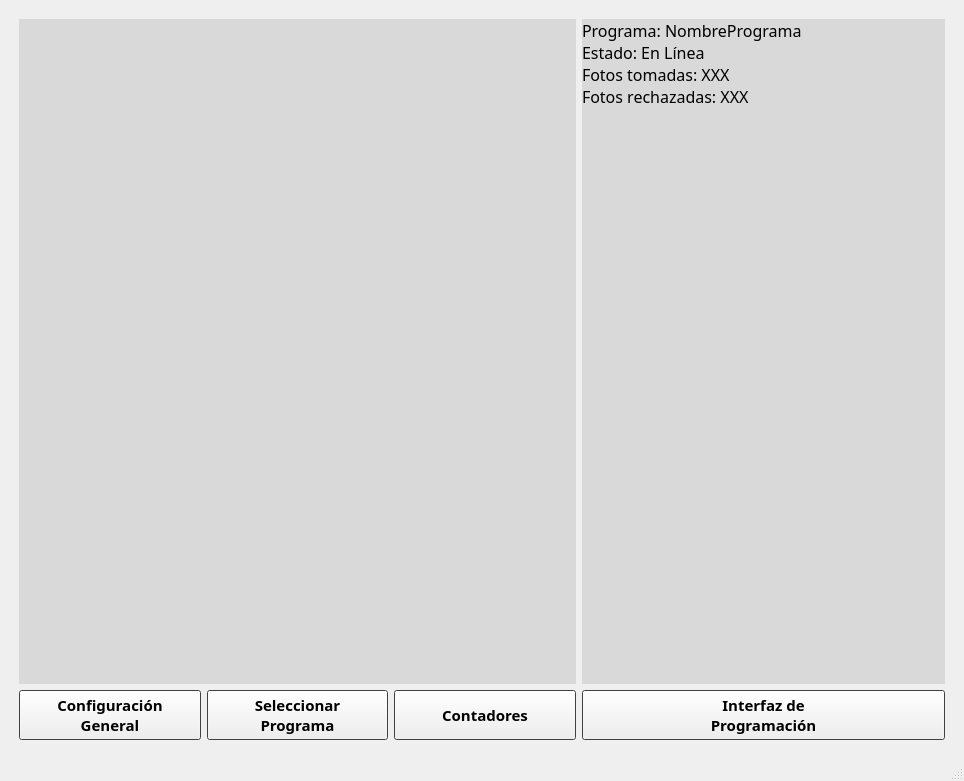
Old version of the form GUI/PyQt Designer/ui/SFVI.ui in the repository jorgetrumbel/SFVI-MIA.
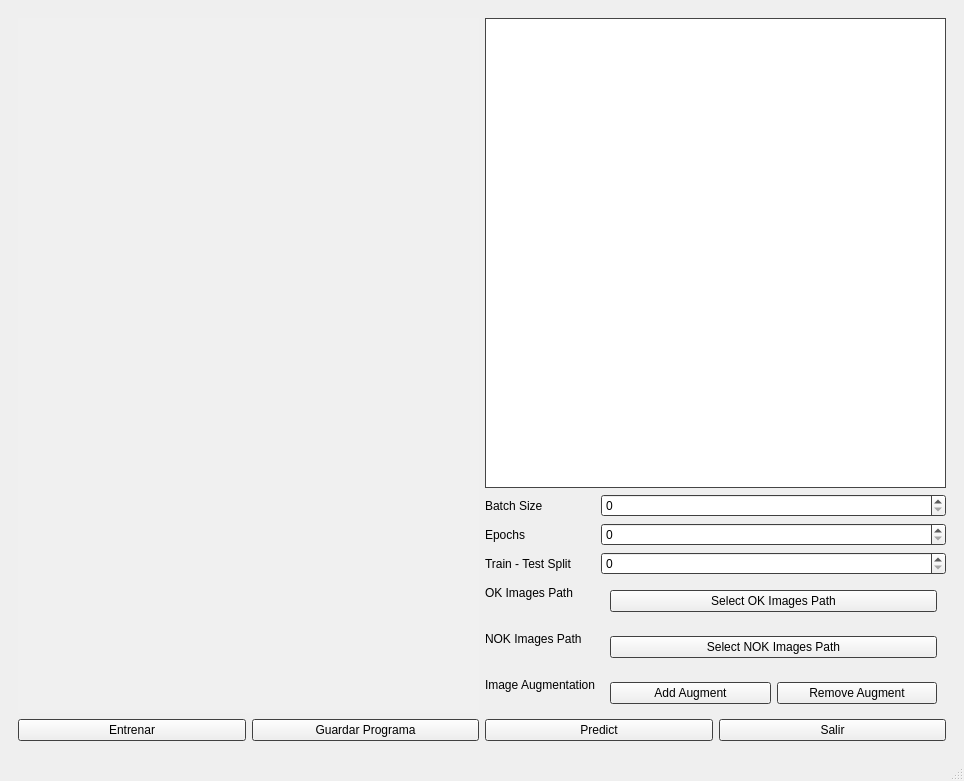
New version of the form. The open tabs and pages were chosen to show the change.

Commit message: Completed train and predict buttons for YoloV8 models

Diff of the .ui file:
```diff
--- a/GUI/PyQt Designer/ui/SFVI.ui
+++ b/GUI/PyQt Designer/ui/SFVI.ui
@@ -82,7 +82,7 @@
     <item>
      <widget class="QStackedWidget" name="stackWidget">
       <property name="currentIndex">
-       <number>0</number>
+       <number>3</number>
       </property>
       <widget class="QWidget" name="ScreenMonitorMain">
        <layout class="QVBoxLayout" name="verticalLayout">
@@ -1207,6 +1207,220 @@
         </item>
        </layout>
       </widget>
+      <widget class="QWidget" name="ScreenDLProgramEditor">
+       <layout class="QVBoxLayout" name="verticalLayout_12">
+        <item>
+         <layout class="QGridLayout" name="gridLayoutScreenDLProgramEditor">
+          <item row="2" column="0">
+           <widget class="QPushButton" name="pushButtonDLProgramTrain">
+            <property name="text">
+             <string>Entrenar</string>
+            </property>
+           </widget>
+          </item>
+          <item row="2" column="1">
+           <widget class="QPushButton" name="pushButtonDLProgramSave">
+            <property name="text">
+             <string>Guardar Programa</string>
+            </property>
+           </widget>
+          </item>
+          <item row="2" column="3">
+           <widget class="QPushButton" name="pushButtonDLProgramExit">
+            <property name="text">
+             <string>Salir</string>
+            </property>
+           </widget>
+          </item>
+          <item row="1" column="2" colspan="2">
+           <layout class="QFormLayout" name="formLayoutScreenDLProgramEditor">
+            <item row="0" column="0">
+             <widget class="QLabel" name="labelDLProgramBatchSize">
+              <property name="text">
+               <string>Batch Size</string>
+              </property>
+             </widget>
+            </item>
+            <item row="0" column="1">
+             <widget class="QSpinBox" name="spinBoxDLProgramBatchSize"/>
+            </item>
+            <item row="1" column="0">
+             <widget class="QLabel" name="labelDLProgramEpochs">
+              <property name="text">
+               <string>Epochs</string>
+              </property>
+             </widget>
+            </item>
+            <item row="1" column="1">
+             <widget class="QSpinBox" name="spinBoxDLProgramEpochs"/>
+            </item>
+            <item row="2" column="0">
+             <widget class="QLabel" name="labelDLProgramTrainTestSplit">
+              <property name="text">
+               <string>Train - Test Split</string>
+              </property>
+             </widget>
+            </item>
+            <item row="2" column="1">
+             <widget class="QSpinBox" name="spinBoxDLProgramTrainTestSplit"/>
+            </item>
+            <item row="3" column="0">
+             <widget class="QLabel" name="labelDLProgramTrainPath">
+              <property name="text">
+               <string>OK Images Path</string>
+              </property>
+             </widget>
+            </item>
+            <item row="3" column="1">
+             <widget class="QWidget" name="widgetDLProgramTrainPath" native="true">
+              <layout class="QVBoxLayout" name="verticalLayout_13">
+               <item>
+                <widget class="QPushButton" name="pushButtonDLProgramOKPath">
+                 <property name="text">
+                  <string>Select OK Images Path</string>
+                 </property>
+                </widget>
+               </item>
+              </layout>
+             </widget>
+            </item>
+            <item row="4" column="0">
+             <widget class="QLabel" name="labelDLProgramTestPath">
+              <property name="text">
+               <string>NOK Images Path</string>
+              </property>
+             </widget>
+            </item>
+            <item row="4" column="1">
+             <widget class="QWidget" name="widgetDLProgramTestPath" native="true">
+              <layout class="QVBoxLayout" name="verticalLayout_14">
+               <item>
+                <widget class="QPushButton" name="pushButtonDLProgramNOKPath">
+                 <property name="text">
+                  <string>Select NOK Images Path</string>
+                 </property>
+                </widget>
+               </item>
+              </layout>
+             </widget>
+            </item>
+            <item row="5" column="0">
+             <widget class="QLabel" name="labelDLProgramAugment">
+              <property name="text">
+               <string>Image Augmentation</string>
+              </property>
+             </widget>
+            </item>
+            <item row="5" column="1">
+             <widget class="QWidget" name="widgetDLProgramAugment" native="true">
+              <layout class="QHBoxLayout" name="horizontalLayout_2">
+               <item>
+                <widget class="QPushButton" name="pushButtonDLProgramAddAugment">
+                 <property name="text">
+                  <string>Add Augment</string>
+                 </property>
+                </widget>
+               </item>
+               <item>
+                <widget class="QPushButton" name="pushButtonDLProgramRemoveAugment">
+                 <property name="text">
+                  <string>Remove Augment</string>
+                 </property>
+                </widget>
+               </item>
+              </layout>
+             </widget>
+            </item>
+           </layout>
+          </item>
+          <item row="0" column="0" rowspan="2" colspan="2">
+           <widget class="QLabel" name="labelImageScreenDLProgramEditor">
+            <property name="palette">
+             <palette>
+              <active>
+               <colorrole role="Base">
+                <brush brushstyle="SolidPattern">
+                 <color alpha="255">
+                  <red>240</red>
+                  <green>240</green>
+                  <blue>240</blue>
+                 </color>
+                </brush>
+               </colorrole>
+               <colorrole role="Window">
+                <brush brushstyle="SolidPattern">
+                 <color alpha="255">
+                  <red>240</red>
+                  <green>240</green>
+                  <blue>240</blue>
+                 </color>
+                </brush>
+               </colorrole>
+              </active>
+              <inactive>
+               <colorrole role="Base">
+                <brush brushstyle="SolidPattern">
+                 <color alpha="255">
+                  <red>240</red>
+                  <green>240</green>
+                  <blue>240</blue>
+                 </color>
+                </brush>
+               </colorrole>
+               <colorrole role="Window">
+                <brush brushstyle="SolidPattern">
+                 <color alpha="255">
+                  <red>240</red>
+                  <green>240</green>
+                  <blue>240</blue>
+                 </color>
+                </brush>
+               </colorrole>
+              </inactive>
+              <disabled>
+               <colorrole role="Base">
+                <brush brushstyle="SolidPattern">
+                 <color alpha="255">
+                  <red>240</red>
+                  <green>240</green>
+                  <blue>240</blue>
+                 </color>
+                </brush>
+               </colorrole>
+               <colorrole role="Window">
+                <brush brushstyle="SolidPattern">
+                 <color alpha="255">
+                  <red>240</red>
+                  <green>240</green>
+                  <blue>240</blue>
+                 </color>
+                </brush>
+               </colorrole>
+              </disabled>
+             </palette>
+            </property>
+            <property name="autoFillBackground">
+             <bool>true</bool>
+            </property>
+            <property name="text">
+             <string/>
+            </property>
+           </widget>
+          </item>
+          <item row="0" column="2" colspan="2">
+           <widget class="QListView" name="listViewDLProgramAugment"/>
+          </item>
+          <item row="2" column="2">
+           <widget class="QPushButton" name="pushButtonDLProgramPredict">
+            <property name="text">
+             <string>Predict</string>
+            </property>
+           </widget>
+          </item>
+         </layout>
+        </item>
+       </layout>
+      </widget>
      </widget>
     </item>
    </layout>
```
Left out of the diff: 2 changed lines with no effect on the pictures. The commit also changes 359 other files.
